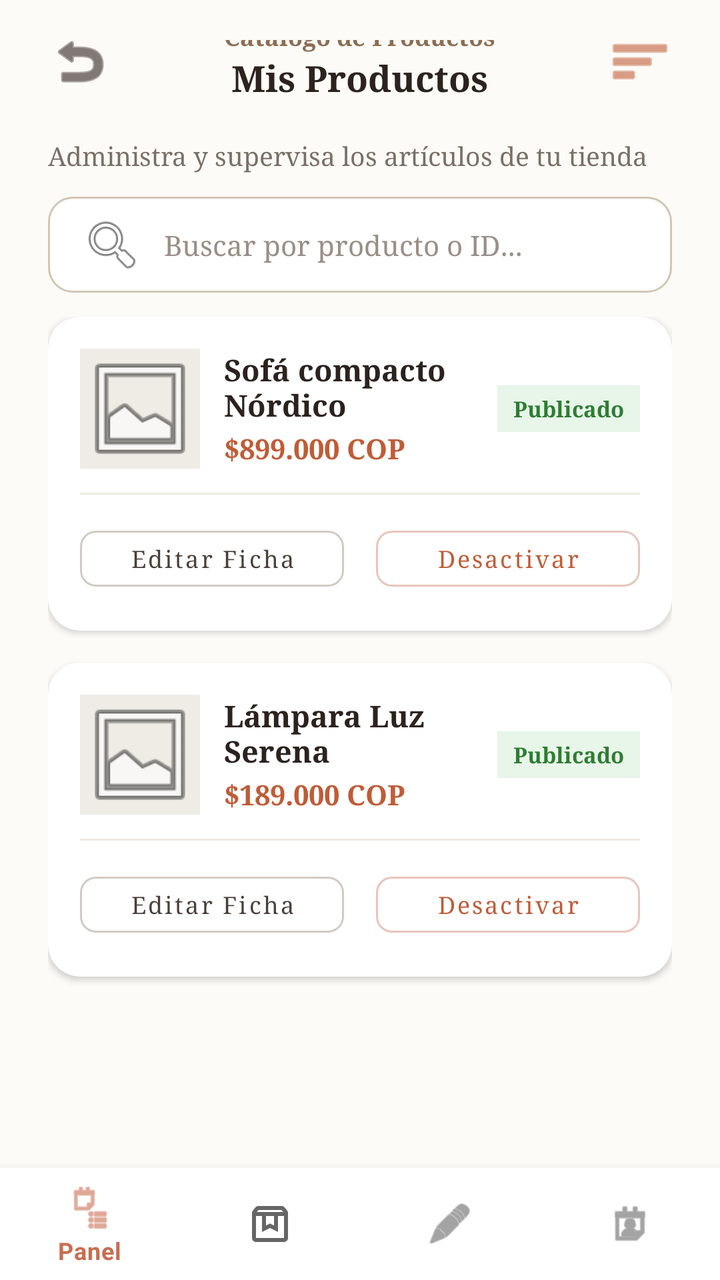
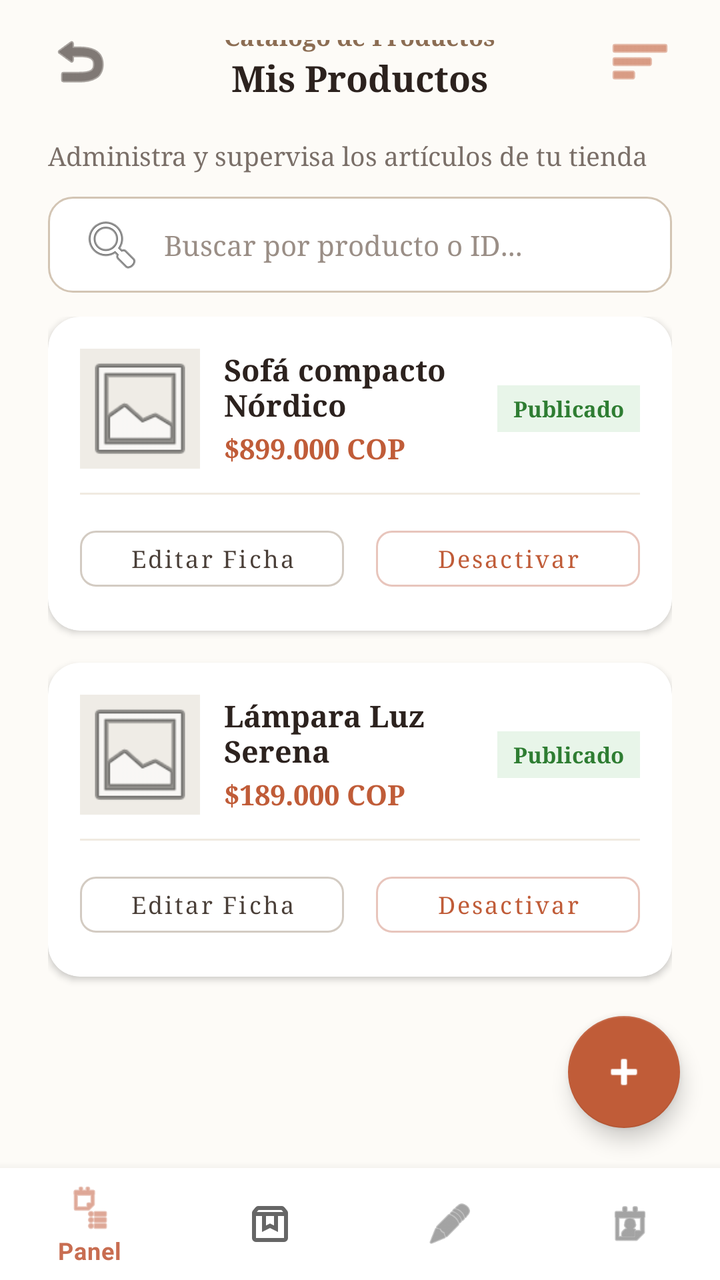

The first picture is an Android layout as it rendered before a commit; the second is the same layout after the commit. The layout source and the unified diff follow.
<!-- AndroidManifest.xml: application theme Theme.CosySmart -->
<!-- res/layout/activity_seller_products.xml -->
<?xml version="1.0" encoding="utf-8"?>
<androidx.constraintlayout.widget.ConstraintLayout xmlns:android="http://schemas.android.com/apk/res/android"
    xmlns:app="http://schemas.android.com/apk/res-auto"
    android:layout_width="match_parent"
    android:layout_height="match_parent"
    android:background="#FDFBF7">
    <RelativeLayout
        android:id="@+id/layoutHeaderTop"
        android:layout_width="match_parent"
        android:layout_height="wrap_content"
        android:paddingHorizontal="20dp"
        android:paddingTop="20dp"
        app:layout_constraintTop_toTopOf="parent">

        <ImageButton
            android:id="@+id/btnBackToHome"
            android:layout_width="40dp"
            android:layout_height="40dp"
            android:layout_alignParentStart="true"
            android:layout_centerVertical="true"
            android:background="?attr/selectableItemBackgroundBorderless"
            android:contentDescription="Volver al inicio"
            android:src="@android:drawable/ic_menu_revert"
            app:tint="#2C221E" />

        <LinearLayout
            android:layout_width="wrap_content"
            android:layout_height="wrap_content"
            android:layout_centerInParent="true"
            android:gravity="center"
            android:orientation="vertical">

            <TextView
                android:layout_width="wrap_content"
                android:layout_height="wrap_content"
                android:text="Catálogo de Productos"
                android:textColor="#8C6D53"
                android:textSize="12sp"
                android:textStyle="bold" />

            <TextView
                android:layout_width="wrap_content"
                android:layout_height="wrap_content"
                android:text="Mis Productos"
                android:textColor="#2C221E"
                android:textSize="18sp"
                android:textStyle="bold" />
        </LinearLayout>
        <ImageButton
            android:id="@+id/btnSalesStats"
            android:layout_width="40dp"
            android:layout_height="40dp"
            android:layout_alignParentEnd="true"
            android:layout_centerVertical="true"
            android:background="?attr/selectableItemBackgroundBorderless"
            android:contentDescription="Ventas y Ganancias"
            android:src="@android:drawable/ic_menu_sort_by_size"
            app:tint="#C05C38" />
    </RelativeLayout>

    <TextView
        android:id="@+id/tvHeaderSubtitle"
        android:layout_width="wrap_content"
        android:layout_height="wrap_content"
        android:layout_marginStart="24dp"
        android:layout_marginTop="8dp"
        android:text="Administra y supervisa los artículos de tu tienda"
        android:textColor="#7A6F68"
        android:textSize="13sp"
        app:layout_constraintStart_toStartOf="parent"
        app:layout_constraintTop_toBottomOf="@id/layoutHeaderTop" />

    <EditText
        android:id="@+id/etSearchProduct"
        android:layout_width="match_parent"
        android:layout_height="48dp"
        android:layout_marginStart="24dp"
        android:layout_marginTop="12dp"
        android:layout_marginEnd="24dp"
        android:background="@drawable/bg_search_input"
        android:drawableStart="@android:drawable/ic_menu_search"
        android:drawablePadding="10dp"
        android:hint="Buscar por producto o ID..."
        android:paddingHorizontal="16dp"
        android:textColor="#2C221E"
        android:textColorHint="#9A8E86"
        android:textSize="14sp"
        app:layout_constraintTop_toBottomOf="@id/tvHeaderSubtitle" />

    <ScrollView
        android:layout_width="match_parent"
        android:layout_height="0dp"
        android:layout_marginTop="12dp"
        android:layout_marginBottom="8dp"
        android:clipToPadding="false"
        android:paddingBottom="16dp"
        app:layout_constraintBottom_toTopOf="@id/bottomNavigationViewSeller"
        app:layout_constraintTop_toBottomOf="@id/etSearchProduct">

        <LinearLayout
            android:layout_width="match_parent"
            android:layout_height="wrap_content"
            android:orientation="vertical"
            android:paddingHorizontal="24dp">

            <androidx.cardview.widget.CardView
                android:layout_width="match_parent"
                android:layout_height="wrap_content"
                android:layout_marginBottom="16dp"
                app:cardBackgroundColor="#FFFFFF"
                app:cardCornerRadius="16dp"
                app:cardElevation="2dp">

                <LinearLayout
                    android:layout_width="match_parent"
                    android:layout_height="wrap_content"
                    android:orientation="vertical"
                    android:padding="16dp">

                    <LinearLayout
                        android:layout_width="match_parent"
                        android:layout_height="wrap_content"
                        android:gravity="center_vertical"
                        android:orientation="horizontal">
                        <ImageView
                            android:layout_width="60dp"
                            android:layout_height="60dp"
                            android:background="#EFECE6"
                            android:scaleType="centerCrop"
                            android:src="@android:drawable/ic_menu_gallery" />

                        <LinearLayout
                            android:layout_width="0dp"
                            android:layout_height="wrap_content"
                            android:layout_marginStart="12dp"
                            android:layout_weight="1"
                            android:orientation="vertical">

                            <TextView
                                android:layout_width="wrap_content"
                                android:layout_height="wrap_content"
                                android:text="Sofá compacto Nórdico"
                                android:textColor="#2C221E"
                                android:textSize="15sp"
                                android:textStyle="bold" />

                            <TextView
                                android:layout_width="wrap_content"
                                android:layout_height="wrap_content"
                                android:layout_marginTop="2dp"
                                android:text="$899.000 COP"
                                android:textColor="#C05C38"
                                android:textSize="14sp"
                                android:textStyle="bold" />
                        </LinearLayout>

                        <TextView
                            android:layout_width="wrap_content"
                            android:layout_height="wrap_content"
                            android:background="#E8F5E9"
                            android:paddingHorizontal="8dp"
                            android:paddingVertical="4dp"
                            android:text="Publicado"
                            android:textColor="#2E7D32"
                            android:textSize="11sp"
                            android:textStyle="bold" />
                    </LinearLayout>

                    <View
                        android:layout_width="match_parent"
                        android:layout_height="1dp"
                        android:layout_marginTop="12dp"
                        android:layout_marginBottom="12dp"
                        android:background="#F0EAE1" />

                    <LinearLayout
                        android:layout_width="match_parent"
                        android:layout_height="wrap_content"
                        android:orientation="horizontal">

                        <com.google.android.material.button.MaterialButton
                            style="@style/Widget.MaterialComponents.Button.OutlinedButton"
                            android:layout_width="0dp"
                            android:layout_height="40dp"
                            android:layout_marginEnd="8dp"
                            android:layout_weight="1"
                            android:text="Editar Ficha"
                            android:textAllCaps="false"
                            android:textColor="#4A3F38"
                            android:textSize="12sp"
                            app:cornerRadius="8dp"
                            app:strokeColor="#D3CBC2" />

                        <com.google.android.material.button.MaterialButton
                            style="@style/Widget.MaterialComponents.Button.OutlinedButton"
                            android:layout_width="0dp"
                            android:layout_height="40dp"
                            android:layout_marginStart="8dp"
                            android:layout_weight="1"
                            android:text="Desactivar"
                            android:textAllCaps="false"
                            android:textColor="#C05C38"
                            android:textSize="12sp"
                            app:cornerRadius="8dp"
                            app:strokeColor="#E8C5BC" />
                    </LinearLayout>

                </LinearLayout>
            </androidx.cardview.widget.CardView>
            <androidx.cardview.widget.CardView
                android:layout_width="match_parent"
                android:layout_height="wrap_content"
                android:layout_marginBottom="16dp"
                app:cardBackgroundColor="#FFFFFF"
                app:cardCornerRadius="16dp"
                app:cardElevation="2dp">

                <LinearLayout
                    android:layout_width="match_parent"
                    android:layout_height="wrap_content"
                    android:orientation="vertical"
                    android:padding="16dp">

                    <LinearLayout
                        android:layout_width="match_parent"
                        android:layout_height="wrap_content"
                        android:gravity="center_vertical"
                        android:orientation="horizontal">

                        <ImageView
                            android:layout_width="60dp"
                            android:layout_height="60dp"
                            android:background="#EFECE6"
                            android:scaleType="centerCrop"
                            android:src="@android:drawable/ic_menu_gallery" />

                        <LinearLayout
                            android:layout_width="0dp"
                            android:layout_height="wrap_content"
                            android:layout_marginStart="12dp"
                            android:layout_weight="1"
                            android:orientation="vertical">

                            <TextView
                                android:layout_width="wrap_content"
                                android:layout_height="wrap_content"
                                android:text="Lámpara Luz Serena"
                                android:textColor="#2C221E"
                                android:textSize="15sp"
                                android:textStyle="bold" />

                            <TextView
                                android:layout_width="wrap_content"
                                android:layout_height="wrap_content"
                                android:layout_marginTop="2dp"
                                android:text="$189.000 COP"
                                android:textColor="#C05C38"
                                android:textSize="14sp"
                                android:textStyle="bold" />
                        </LinearLayout>

                        <TextView
                            android:layout_width="wrap_content"
                            android:layout_height="wrap_content"
                            android:background="#E8F5E9"
                            android:paddingHorizontal="8dp"
                            android:paddingVertical="4dp"
                            android:text="Publicado"
                            android:textColor="#2E7D32"
                            android:textSize="11sp"
                            android:textStyle="bold" />
                    </LinearLayout>

                    <View
                        android:layout_width="match_parent"
                        android:layout_height="1dp"
                        android:layout_marginTop="12dp"
                        android:layout_marginBottom="12dp"
                        android:background="#F0EAE1" />

                    <LinearLayout
                        android:layout_width="match_parent"
                        android:layout_height="wrap_content"
                        android:orientation="horizontal">

                        <com.google.android.material.button.MaterialButton
                            style="@style/Widget.MaterialComponents.Button.OutlinedButton"
                            android:layout_width="0dp"
                            android:layout_height="40dp"
                            android:layout_marginEnd="8dp"
                            android:layout_weight="1"
                            android:text="Editar Ficha"
                            android:textAllCaps="false"
                            android:textColor="#4A3F38"
                            android:textSize="12sp"
                            app:cornerRadius="8dp"
                            app:strokeColor="#D3CBC2" />

                        <com.google.android.material.button.MaterialButton
                            style="@style/Widget.MaterialComponents.Button.OutlinedButton"
                            android:layout_width="0dp"
                            android:layout_height="40dp"
                            android:layout_marginStart="8dp"
                            android:layout_weight="1"
                            android:text="Desactivar"
                            android:textAllCaps="false"
                            android:textColor="#C05C38"
                            android:textSize="12sp"
                            app:cornerRadius="8dp"
                            app:strokeColor="#E8C5BC" />
                    </LinearLayout>

                </LinearLayout>
            </androidx.cardview.widget.CardView>

        </LinearLayout>
    </ScrollView>

    <com.google.android.material.bottomnavigation.BottomNavigationView
        android:id="@+id/bottomNavigationViewSeller"
        android:layout_width="match_parent"
        android:layout_height="wrap_content"
        android:background="#FFFFFF"
        app:layout_constraintBottom_toBottomOf="parent"
        app:menu="@menu/menu_seller" />

</androidx.constraintlayout.widget.ConstraintLayout>
<!-- resources referenced by this layout -->
<resources>
  <!-- drawable bg_search_input (drawable) -->
  <?xml version="1.0" encoding="utf-8"?>
  <shape xmlns:android="http://schemas.android.com/apk/res/android"
      android:shape="rectangle">
      <solid android:color="#FFFFFF" />
      <corners android:radius="12dp" />
      <stroke
          android:width="1dp"
          android:color="#D3C5B4" />
  </shape>
  <style name="Theme.CosySmart" parent="Theme.MaterialComponents.DayNight.NoActionBar">
          <item name="colorPrimary">@color/cosy_primary</item>
          <item name="colorPrimaryVariant">@color/cosy_dark_green</item>
          <item name="colorOnPrimary">@color/white</item>
          <item name="android:windowBackground">@color/cosy_bg</item>
          <item name="android:fontFamily">serif</item>
          <item name="editTextStyle">@style/Widget.CosySmart.EditText</item>
      </style>
  <color name="cosy_primary">#C86D51</color>
  <color name="cosy_dark_green">#6A7059</color>
  <color name="white">#FFFFFFFF</color>
  <color name="cosy_bg">#F7F4EE</color>
  <style name="Widget.CosySmart.EditText" parent="Widget.AppCompat.EditText">
          <item name="android:textColor">#000000</item>
          <item name="android:textColorHint">#7A6D63</item>
          <item name="android:fontFamily">serif</item>
      </style>
</resources>

<!-- the commit's change to res/layout/activity_seller_products.xml (unified diff, before → after) -->
@@ -4,6 +4,7 @@
     android:layout_width="match_parent"
     android:layout_height="match_parent"
     android:background="#FDFBF7">
+
     <RelativeLayout
         android:id="@+id/layoutHeaderTop"
         android:layout_width="match_parent"
@@ -46,6 +47,7 @@
                 android:textSize="18sp"
                 android:textStyle="bold" />
         </LinearLayout>
+
         <ImageButton
             android:id="@+id/btnSalesStats"
             android:layout_width="40dp"
@@ -122,6 +124,7 @@
                         android:layout_height="wrap_content"
                         android:gravity="center_vertical"
                         android:orientation="horizontal">
+
                         <ImageView
                             android:layout_width="60dp"
                             android:layout_height="60dp"
@@ -207,6 +210,7 @@
 
                 </LinearLayout>
             </androidx.cardview.widget.CardView>
+
             <androidx.cardview.widget.CardView
                 android:layout_width="match_parent"
                 android:layout_height="wrap_content"
@@ -316,6 +320,19 @@
         </LinearLayout>
     </ScrollView>
 
+    <com.google.android.material.floatingactionbutton.FloatingActionButton
+        android:id="@+id/fabAddProduct"
+        android:layout_width="wrap_content"
+        android:layout_height="wrap_content"
+        android:layout_marginEnd="20dp"
+        android:layout_marginBottom="20dp"
+        android:contentDescription="Crear producto"
+        android:src="@android:drawable/ic_input_add"
+        app:backgroundTint="#C05C38"
+        app:layout_constraintBottom_toTopOf="@id/bottomNavigationViewSeller"
+        app:layout_constraintEnd_toEndOf="parent"
+        app:tint="#FFFFFF" />
+
     <com.google.android.material.bottomnavigation.BottomNavigationView
         android:id="@+id/bottomNavigationViewSeller"
         android:layout_width="match_parent"
